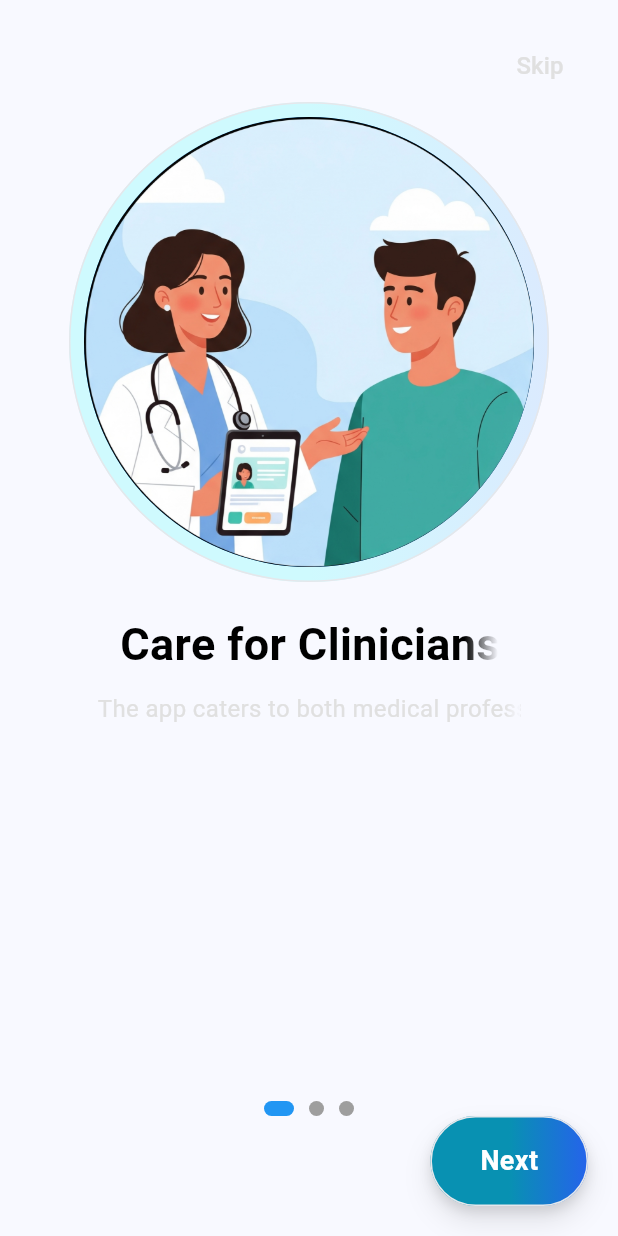
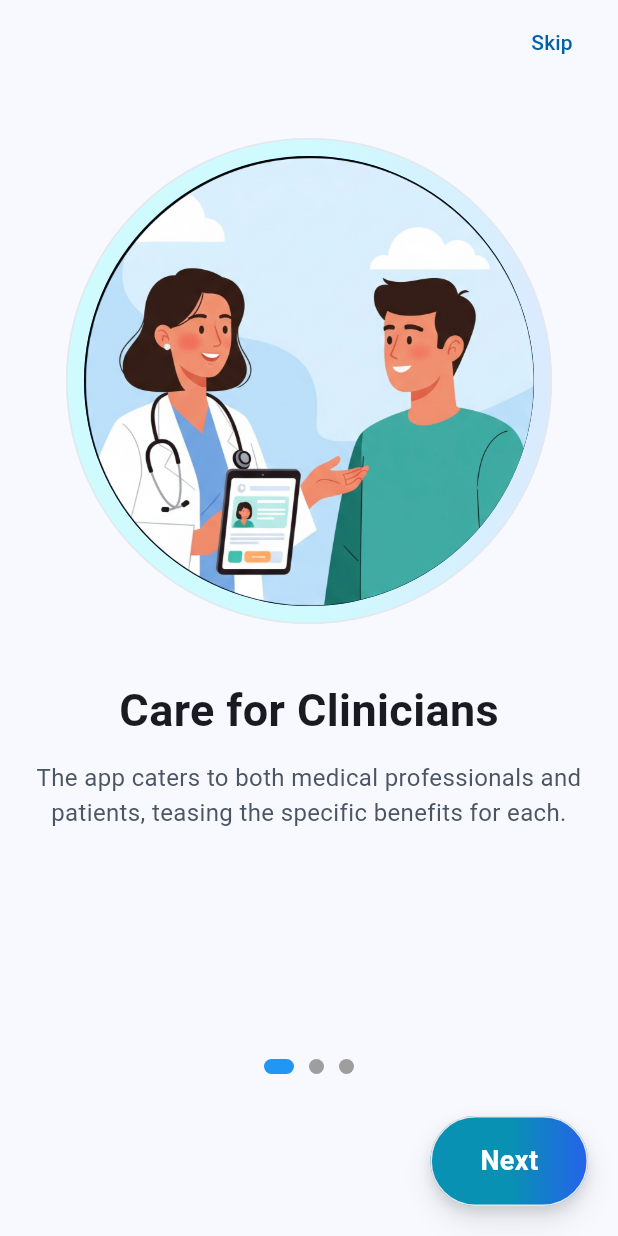
Before and after one commit to Polymath000/InsightMed, a Flutter app: the screen it shows after launch, on a phone screen of 412 x 824 dp. Run offline on Flutter 3.47's test engine with Material 3 defaults, Android fonts, the phone set to English and light mode, and no system bars; our stand-ins replace flutter_bloc, get_it; Roboto replaces fonts that are missing (Cairo).

Commit message:
Refactor some widgets for clarity and improvements

```diff
--- a/lib/core/constants/borders.dart
+++ b/lib/core/constants/borders.dart
@@ -13,5 +13,5 @@ sealed class AppBorders {
   static const BorderRadius l = BorderRadius.all(Radius.circular(_main + 16));
   static const BorderRadius xl = BorderRadius.all(Radius.circular(_main + 20));
   static const BorderRadius xxl = BorderRadius.all(Radius.circular(_main + 24));
-  static const BorderRadius circular = BorderRadius.all(Radius.circular(100));
+  static const BorderRadius circular = BorderRadius.all(Radius.circular(1000));
 }
--- a/lib/core/utls/themes/app_colors.dart
+++ b/lib/core/utls/themes/app_colors.dart
@@ -83,7 +83,7 @@ sealed class AppColors {
   static const Color darkGrey = Color(0xFF4B5563); // 0xff334155
   static const Color grey = Color(0xFF9E9E9E);
   static const Color green = Color(0xFF3B9A1E);
-  static const Color lightGrey = Color(0xFFE0E0E0); // 0xff4B5563
+  static const Color lightGrey = Color(0xFFE0E0E0);
   static const Color transparent = Color(0x00000000);
   static const Color white = Color(0xFFFFFFFF);
 
--- a/lib/features/onboarding/presentation/views/onboarding_view.dart
+++ b/lib/features/onboarding/presentation/views/onboarding_view.dart
@@ -5,9 +5,18 @@ class OnboardingView extends StatelessWidget {
   const OnboardingView({super.key});
   static const routeName = 'onboarding';
   @override
-  Widget build(final BuildContext context) => const Scaffold(
-    body: SafeArea(
-      child: Padding(padding: EdgeInsets.all(20), child: OnBoardingViewBody()),
+  Widget build(final BuildContext context) => Scaffold(
+    appBar: AppBar(
+      actions: [
+        TextButton(
+          onPressed: () {
+            // TODO(Anyone): Navigate to the Login page
+          },
+          child: const Text('Skip'),
+        ),
+        const SizedBox(width: 12),
+      ],
     ),
+    body: const SafeArea(child: OnBoardingViewBody()),
   );
 }
--- a/lib/features/onboarding/presentation/views/widgets/next_button.dart
+++ b/lib/features/onboarding/presentation/views/widgets/next_button.dart
@@ -2,32 +2,47 @@ import 'package:flutter/material.dart';
 
 import '../../../../../core/utls/i_text.dart';
 
-class NextButton extends StatefulWidget {
+class NextButton extends StatelessWidget {
   const NextButton({required this.pageController, super.key});
   final PageController pageController;
 
   @override
-  State<NextButton> createState() => _NextButtonState();
-}
-
-class _NextButtonState extends State<NextButton> {
-  @override
-  Widget build(final BuildContext context) => GestureDetector(
+  Widget build(final BuildContext context) =>
+      // Padding(
+      //   padding: const EdgeInsets.all(16),
+      //   child: FilledButton(
+      //     onPressed: () async {
+      //       if (pageController.hasClients &&
+      //           pageController.page != null &&
+      //           pageController.page! < 2) {
+      //         await pageController.nextPage(
+      //           duration: const Duration(milliseconds: 300),
+      //           curve: Curves.easeInOut,
+      //         );
+      //       } else if (pageController.hasClients && pageController.page == 2) {
+      //         // TODO(Anyone): Navigate to the Login page
+      //       }
+      //     },
+      //     child: IText(pageController.page == 2 ? "Let's Go" : 'Next'),
+      //   ),
+      // );
+      GestureDetector(
         onTap: () async {
-      if (widget.pageController.hasClients &&
-          widget.pageController.page != null &&
-          widget.pageController.page! < 2) {
-        await widget.pageController.nextPage(
+          if (pageController.hasClients &&
+              pageController.page != null &&
+              pageController.page! < 2) {
+            await pageController.nextPage(
               duration: const Duration(milliseconds: 300),
               curve: Curves.easeInOut,
             );
-      } else if (widget.pageController.hasClients &&
-          widget.pageController.page == 2) {
+          } else if (pageController.hasClients && pageController.page == 2) {
             // TODO(Anyone): Navigate to the Login page
           }
         },
         child: Align(
           alignment: Alignment.bottomRight,
+          child: Padding(
+            padding: const EdgeInsets.all(20),
             child: Container(
               width: 105.05,
               height: 60,
@@ -59,7 +74,7 @@ class _NextButtonState extends State<NextButton> {
                 height: 28,
                 child: Align(
                   child: IText(
-              widget.pageController.page == 2 ? "Let's Go" : 'Next',
+                    pageController.page == 2 ? "Let's Go" : 'Next',
                     style: const TextStyle(
                       color: Colors.white,
                       fontSize: 18,
@@ -70,5 +85,6 @@ class _NextButtonState extends State<NextButton> {
               ),
             ),
           ),
+        ),
       );
 }
--- a/lib/features/onboarding/presentation/views/widgets/on_boarding_view_body.dart
+++ b/lib/features/onboarding/presentation/views/widgets/on_boarding_view_body.dart
@@ -32,6 +32,7 @@ class _OnBoardingViewBodyState extends State<OnBoardingViewBody> {
 
   @override
   Widget build(final BuildContext context) => Column(
+    spacing: 8,
     children: [
       Expanded(child: OnBoardingPageView(pageController: _pageController)),
       const SizedBox(height: 20),
--- a/lib/features/onboarding/presentation/views/widgets/onboarding_avatar_image.dart
+++ /dev/null
@@ -1,22 +0,0 @@
-import 'package:flutter/material.dart';
-
-class OnboardingAvatarImage extends StatelessWidget {
-  const OnboardingAvatarImage({super.key});
-
-  @override
-  Widget build(final BuildContext context) => Container(
-    width: 320,
-    height: 320,
-    decoration: ShapeDecoration(
-      gradient: const LinearGradient(
-        begin: Alignment(0, 0.50),
-        end: Alignment(1, 0.50),
-        colors: [Color(0xFFCFFAFE), Color(0xFFDBEAFE)],
-      ),
-      shape: RoundedRectangleBorder(
-        side: const BorderSide(color: Color(0xFFE5E7EB)),
-        borderRadius: BorderRadius.circular(9999),
-      ),
-    ),
-  );
-}
--- a/lib/features/onboarding/presentation/views/widgets/page_view_item.dart
+++ b/lib/features/onboarding/presentation/views/widgets/page_view_item.dart
@@ -1,7 +1,7 @@
 import 'package:flutter/material.dart';
+import '../../../../../core/constants/borders.dart';
 import '../../../../../core/utls/i_text.dart';
 import '../../../../../core/utls/themes/app_colors.dart';
-import 'onboarding_avatar_image.dart';
 
 class PageViewItem extends StatelessWidget {
   const PageViewItem({
@@ -14,57 +14,42 @@ class PageViewItem extends StatelessWidget {
   final String description;
   final String image;
   @override
-  Widget build(final BuildContext context) => Align(
-    child: Column(
-      children: [
-        Align(
-          alignment: Alignment.topRight,
-          child: TextButton(
-            onPressed: () {
-              // TODO(Anyone): Navigate to the Login page
-            },
-            child: const IText(
-              'Skip',
-              style: TextStyle(fontSize: 16, color: AppColors.lightGrey),
-            ),
+  Widget build(final BuildContext context) => Column(
+    mainAxisSize: MainAxisSize.min,
+    spacing: 12,
+    children: [
+      const SizedBox(height: 24),
+      DecoratedBox(
+        decoration: const ShapeDecoration(
+          gradient: LinearGradient(
+            begin: Alignment(0, 0.50),
+            end: Alignment(1, 0.50),
+            colors: [Color(0xFFCFFAFE), Color(0xFFDBEAFE)],
+          ),
+          shape: RoundedRectangleBorder(
+            side: BorderSide(color: Color(0xFFE5E7EB)),
+            borderRadius: AppBorders.circular,
           ),
         ),
-        Stack(
-          children: [
-            const OnboardingAvatarImage(),
-            Positioned(
-              top: 10,
-              right: 10,
-              child: CircleAvatar(
-                radius: 150,
-                backgroundImage: AssetImage(image),
-              ),
-            ),
-          ],
+        child: Padding(
+          padding: const EdgeInsets.all(12),
+          child: CircleAvatar(radius: 150, backgroundImage: AssetImage(image)),
         ),
-        const SizedBox(height: 20),
-        Padding(
-          padding: const EdgeInsets.symmetric(horizontal: 60),
-          child: IText(
-            title,
-            textAlign: TextAlign.center,
-            style: const TextStyle(
-              fontSize: 30,
-              color: AppColors.black,
-              fontWeight: FontWeight.bold,
-            ),
-          ),
+      ),
+      const SizedBox(height: 12),
+      IText(
+        title,
+        style: const TextStyle(fontSize: 30, fontWeight: FontWeight.bold),
+      ),
+      Padding(
+        padding: const EdgeInsets.symmetric(horizontal: 24),
+        child: IText(
+          description,
+          textAlign: TextAlign.center,
+          style: const TextStyle(fontSize: 16, color: AppColors.darkGrey),
+          softWrap: true,
         ),
-        const SizedBox(height: 10),
-        Padding(
-          padding: const EdgeInsets.symmetric(horizontal: 45),
-          child: IText(
-            description,
-            textAlign: TextAlign.center,
-            style: const TextStyle(fontSize: 16, color: AppColors.lightGrey),
-          ),
-        ),
-      ],
-    ),
+      ),
+    ],
   );
 }
--- a/lib/main_app.dart
+++ b/lib/main_app.dart
@@ -14,7 +14,7 @@ class InsightMed extends StatelessWidget {
     initialRoute: OnboardingView.routeName,
     onGenerateRoute: onGenerateRoute,
     theme: const ThemeConfig().light,
-    darkTheme: const ThemeConfig().dark,
+    // darkTheme: const ThemeConfig().dark,
     debugShowCheckedModeBanner: false,
     builder: (final context, final child) {
       AppColors.init(context);
```
Also changed, not shown: 3 other files. Lines whose indentation alone changed are shown as unchanged.
